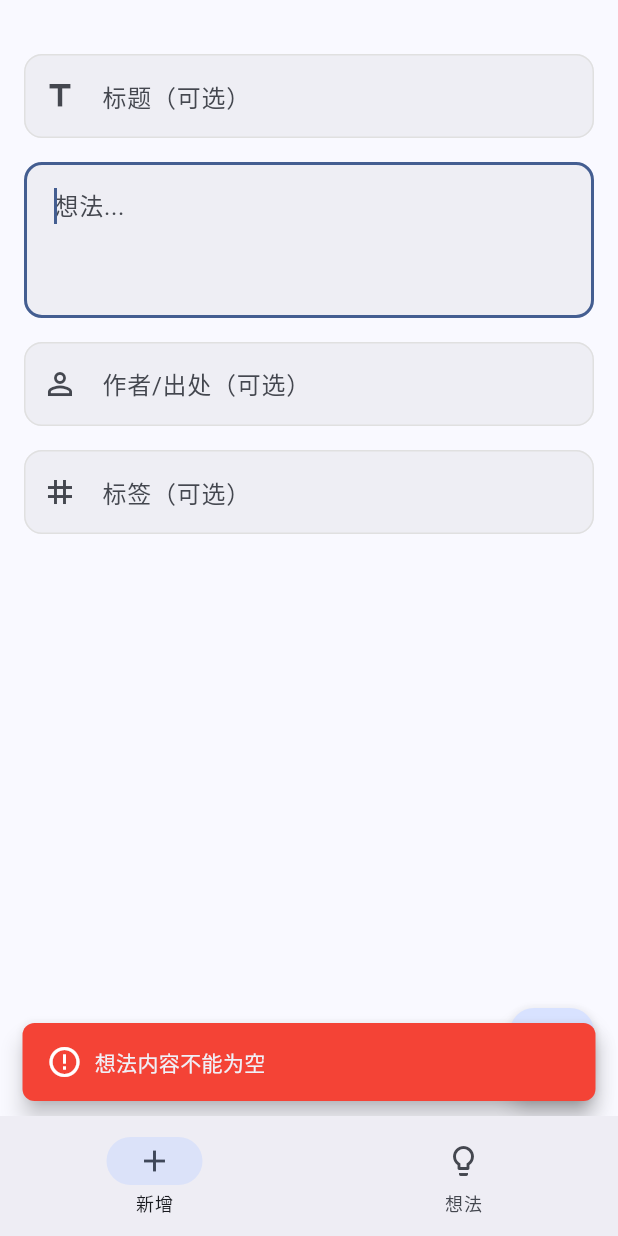
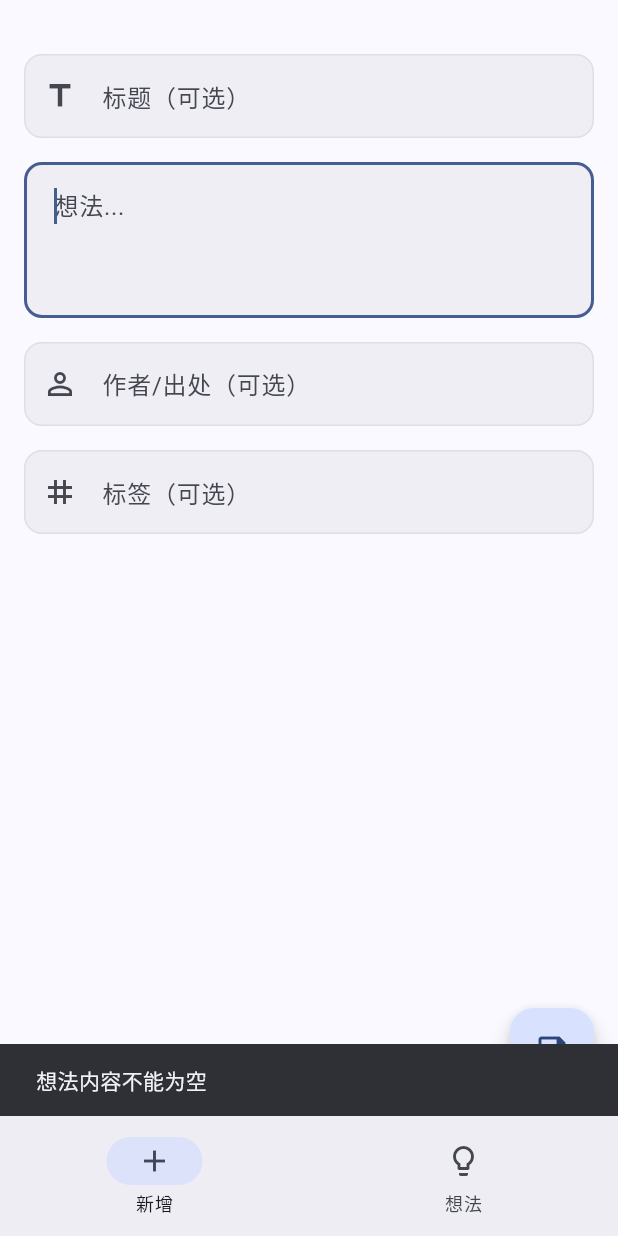
Before and after one commit to Hello-world150/pencil, a Flutter app: the screen it shows after launch, after a tap on the "save" icon, on a phone screen of 412 x 824 dp. Run offline on Flutter 3.47's test engine with Material 3 defaults, Android fonts, the light colour scheme and no system bars; our stand-ins replace shared_preferences; Roboto replaces fonts that are missing (ZhuqueFangsong).

Commit message:
reflactor(notice): use native notice component

```diff
--- a/lib/pages/add_thought_page.dart
+++ b/lib/pages/add_thought_page.dart
@@ -1,7 +1,6 @@
 import 'package:flutter/material.dart';
 import '../constants/app_constants.dart';
 import '../services/thought_service.dart';
-import '../services/notification_service.dart';
 import '../utils/form_manager.dart';
 import '../widgets/common_widgets.dart';
 import '../widgets/input_widgets.dart';
@@ -123,7 +122,9 @@ class _AddThoughtPageState extends State<AddThoughtPage> {
 
     if (!validationResult.isValid) {
       if (validationResult.errorMessage != null) {
-        NotificationService.showError(context, validationResult.errorMessage!);
+        ScaffoldMessenger.of(context).showSnackBar(
+          SnackBar(content: Text(validationResult.errorMessage!)),
+        );
       }
       return;
     }
@@ -134,10 +135,14 @@ class _AddThoughtPageState extends State<AddThoughtPage> {
 
     if (thought != null) {
       _clearInputs();
-      NotificationService.showThoughtSaved(context, thought.tag);
+      ScaffoldMessenger.of(context).showSnackBar(
+        SnackBar(content: Text('${AppConstants.thoughtSaved}"${thought.tag}"标签！')),
+      );
       widget.onThoughtAdded?.call();
     } else {
-      NotificationService.showDataSaveFailed(context);
+      ScaffoldMessenger.of(context).showSnackBar(
+        SnackBar(content: Text(AppConstants.dataSaveFailed)),
+      );
     }
   }
 
--- a/lib/services/notification_service.dart
+++ /dev/null
@@ -1,113 +0,0 @@
-import 'package:flutter/material.dart';
-import '../constants/app_constants.dart';
-
-/// 消息通知服务
-class NotificationService {
-  static void showSuccess(BuildContext context, String message) {
-    _showSnackBar(
-      context,
-      message,
-      backgroundColor: Colors.green,
-      icon: Icons.check_circle_outline,
-    );
-  }
-
-  static void showError(BuildContext context, String message) {
-    _showSnackBar(
-      context,
-      message,
-      backgroundColor: Colors.red,
-      icon: Icons.error_outline,
-    );
-  }
-
-  static void showInfo(BuildContext context, String message) {
-    _showSnackBar(
-      context,
-      message,
-      backgroundColor: Colors.blue,
-      icon: Icons.info_outline,
-    );
-  }
-
-  static void showThoughtSaved(BuildContext context, String tag) {
-    showSuccess(context, '${AppConstants.thoughtSaved}"$tag"标签！');
-  }
-
-  static void showDataSaveFailed(BuildContext context) {
-    showError(context, AppConstants.dataSaveFailed);
-  }
-
-  static void _showSnackBar(
-    BuildContext context,
-    String message, {
-    Color? backgroundColor,
-    IconData? icon,
-  }) {
-    ScaffoldMessenger.of(context).showSnackBar(
-      SnackBar(
-        content: Row(
-          children: [
-            if (icon != null) ...[
-              Icon(icon, color: Colors.white),
-              const SizedBox(width: 8),
-            ],
-            Expanded(child: Text(message)),
-          ],
-        ),
-        backgroundColor: backgroundColor,
-        duration: AppConstants.snackBarDuration,
-        behavior: SnackBarBehavior.floating,
-        shape: RoundedRectangleBorder(
-          borderRadius: BorderRadius.circular(8),
-        ),
-      ),
-    );
-  }
-}
-
-/// 确认对话框服务
-class DialogService {
-  static Future<bool> showConfirmDialog(
-    BuildContext context, {
-    required String title,
-    required String content,
-    String confirmText = '确定',
-    String cancelText = '取消',
-    bool isDestructive = false,
-  }) async {
-    final result = await showDialog<bool>(
-      context: context,
-      builder: (context) => AlertDialog(
-        title: Text(title),
-        content: Text(content),
-        actions: [
-          TextButton(
-            onPressed: () => Navigator.of(context).pop(false),
-            child: Text(cancelText),
-          ),
-          TextButton(
-            onPressed: () => Navigator.of(context).pop(true),
-            style: isDestructive
-                ? TextButton.styleFrom(foregroundColor: Colors.red)
-                : null,
-            child: Text(confirmText),
-          ),
-        ],
-      ),
-    );
-
-    return result ?? false;
-  }
-
-  static Future<bool> showDiscardChangesDialog(BuildContext context) {
-    return showConfirmDialog(
-      context,
-      title: '放弃更改？',
-      content: '您有未保存的更改，确定要离开吗？',
-      confirmText: '放弃',
-      cancelText: AppConstants.cancelButton,
-      isDestructive: true,
-    );
-  }
-}
```
Also changed, not shown: lib/pages/edit_thought_page.dart (+7 -3 lines), lib/services/dialog_service.dart (added, +48 -0 lines).
